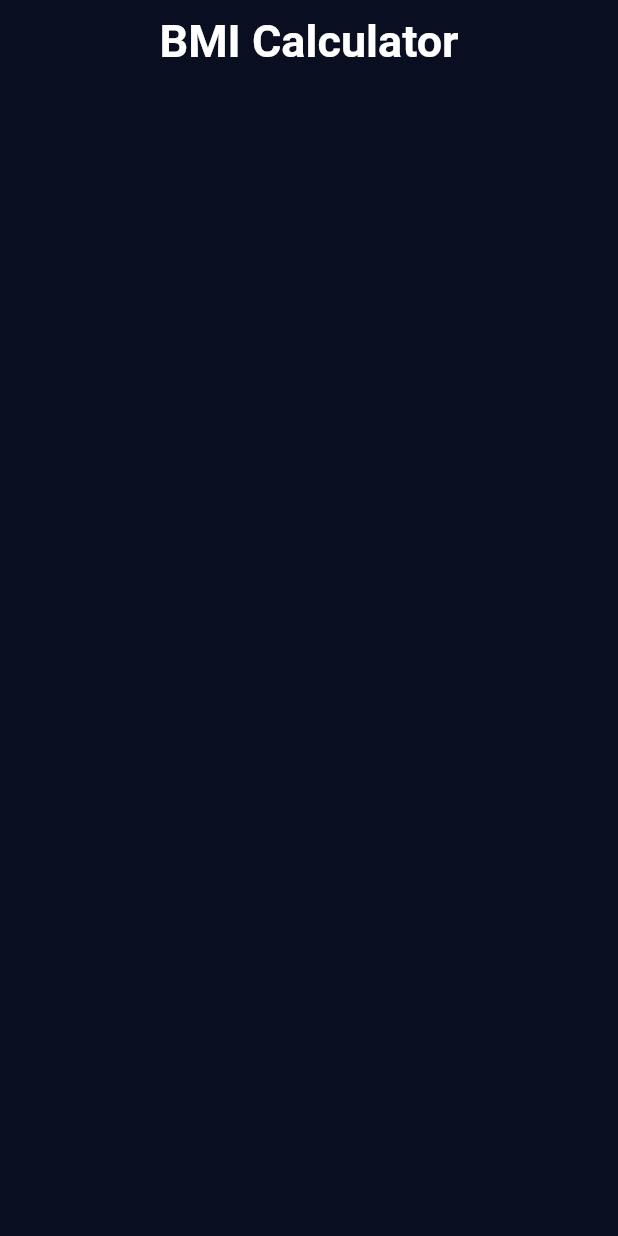
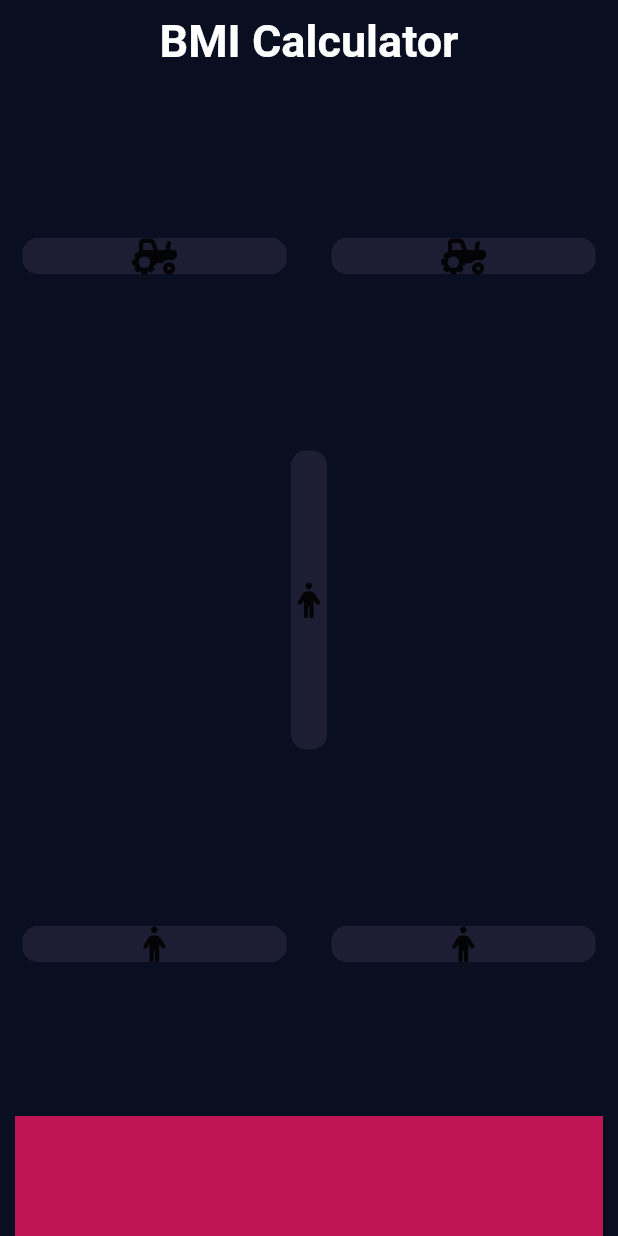
Before and after one commit to tienluan02/bmi_calculator, a Flutter app: the screen it shows after launch, on a phone screen of 412 x 824 dp. Run offline on Flutter 3.47's test engine with Material 3 defaults, Android fonts, the phone set to English and light mode, and no system bars; our stand-ins replace font_awesome_flutter.

Commit message:
const vs final

```diff
--- a/bmi_calculator_app/lib/NameInput.dart
+++ /dev/null
@@ -1,62 +0,0 @@
-import 'package:flutter/material.dart';
-import 'ReuseableCard.dart';
-
-class MainPage extends StatefulWidget {
-  const MainPage({super.key});
-
-  @override
-  State<MainPage> createState() => _MainPageState();
-}
-
-class _MainPageState extends State<MainPage> {
-  @override
-  Widget build(BuildContext context) {
-    return Scaffold(
-        appBar: AppBar(
-          backgroundColor: Color(0xFF0A0E21),
-          title: const Center(
-            child: Text(
-              'BMI Calculator',
-              style: TextStyle(
-                fontSize: 30,
-                fontWeight: FontWeight.bold,
-                color: Colors.white,
-              ),
-            ),
-          ),
-        ),
-        body: SafeArea(
-          child: Column(
-            children: [
-              Expanded(
-                child: Row(
-                  children: [
-                    Expanded(
-                      child: CreateContainer(colour: Color(0xFF0A0E21)),
-                    ),
-                    Expanded(
-                      child: CreateContainer(colour: Color(0xFF0A0E21)),
-                    ),
-                  ],
-                ),
-              ),
-              Expanded(
-                child: CreateContainer(colour: Color(0xFF0A0E21)),
-              ),
-              Expanded(
-                child: Row(
-                  children: [
-                    Expanded(
-                      child: CreateContainer(colour: Color(0xFF0A0E21)),
-                    ),
-                    Expanded(
-                      child: CreateContainer(colour: Color(0xFF0A0E21)),
-                    ),
-                  ],
-                ),
-              ),
-            ],
-          ),
-        ));
-  }
-}
--- a/bmi_calculator_app/lib/ReuseableCard.dart
+++ /dev/null
@@ -1,17 +0,0 @@
-import 'package:flutter/cupertino.dart';
-
-class CreateContainer extends StatelessWidget {
-  CreateContainer({required this.colour});
-
-  Color colour;
-
-  @override
-  Widget build(BuildContext context) {
-    return Container(
-        margin: EdgeInsets.all(15),
-        decoration: BoxDecoration(
-          borderRadius: BorderRadius.circular(10),
-          color: colour,
-        ));
-  }
-}
--- a/bmi_calculator_app/lib/main.dart
+++ b/bmi_calculator_app/lib/main.dart
@@ -1,5 +1,5 @@
 import 'package:flutter/material.dart';
-import 'NameInput.dart';
+import 'name_input.dart';
 
 void main() {
   runApp(const BMICalculator());
@@ -14,9 +14,9 @@ class BMICalculator extends StatelessWidget {
       debugShowCheckedModeBanner: false,
       theme: ThemeData(
         // primaryColor: Color(0xFF0A0E21),
-        scaffoldBackgroundColor: Color(0xFF0A0E21),
+        scaffoldBackgroundColor: const Color(0xFF0A0E21),
       ),
-      home: MainPage(),
+      home: const NameInput(),
     );
   }
 }
--- /dev/null
+++ b/bmi_calculator_app/lib/name_input.dart
@@ -0,0 +1,92 @@
+import 'package:flutter/material.dart';
+import 'reusable_card.dart';
+import 'package:font_awesome_flutter/font_awesome_flutter.dart';
+
+const double bottomContainerHeight = 80;
+const colorContainerValue = Color(0xFF1D1E33);
+const colorBottomContainer = Color(0xFFBE1555);
+
+class NameInput extends StatefulWidget {
+  const NameInput({super.key});
+
+  @override
+  State<NameInput> createState() => _NameInputState();
+}
+
+class _NameInputState extends State<NameInput> {
+  @override
+  Widget build(BuildContext context) {
+    return Scaffold(
+        appBar: AppBar(
+          backgroundColor: const Color(0xFF0A0E21),
+          title: const Center(
+            child: Text(
+              'BMI Calculator',
+              style: TextStyle(
+                fontSize: 30,
+                fontWeight: FontWeight.bold,
+                color: Colors.white,
+              ),
+            ),
+          ),
+        ),
+        body: SafeArea(
+          child: Column(
+            children: [
+              Expanded(
+                child: Row(
+                  children: [
+                    Expanded(
+                      child: CreateContainer(
+                          colour: colorContainerValue,
+                        cardChild: Icon(
+                            FontAwesomeIcons.tractor),
+                      ),
+                    ),
+                    Expanded(
+                      child: CreateContainer(
+                        colour: colorContainerValue,
+                        cardChild: Icon(
+                            FontAwesomeIcons.tractor),
+                      ),
+                    ),
+                  ],
+                ),
+              ),
+              Expanded(
+                child: CreateContainer(
+                  colour: colorContainerValue,
+                  cardChild: Icon(
+                      FontAwesomeIcons.person),
+                ),
+              ),
+              Expanded(
+                child: Row(
+                  children: [
+                    Expanded(
+                      child: CreateContainer(
+                        colour: colorContainerValue,
+                        cardChild: Icon(
+                            FontAwesomeIcons.person),
+                      ),
+                    ),
+                    Expanded(
+                      child: CreateContainer(
+                        colour: colorContainerValue,
+                        cardChild: Icon(
+                            FontAwesomeIcons.person),
+                      ),
+                    ),
+                  ],
+                ),
+              ), Container(
+                color: colorBottomContainer,
+                margin: EdgeInsets.symmetric(horizontal: 10),
+                width: double.infinity,
+                height: bottomContainerHeight,
+              )
+            ],
+          ),
+        ));
+  }
+}
--- /dev/null
+++ b/bmi_calculator_app/lib/reusable_card.dart
@@ -0,0 +1,20 @@
+import 'package:flutter/cupertino.dart';
+
+class CreateContainer extends StatelessWidget {
+  const CreateContainer({required this.colour, required this.cardChild});
+
+  final Color colour;
+  final Widget cardChild;
+
+  @override
+  Widget build(BuildContext context) {
+    return Container(
+      margin: const EdgeInsets.all(15),
+      decoration: BoxDecoration(
+        borderRadius: BorderRadius.circular(10),
+        color: colour,
+      ),
+      child: cardChild,
+    );
+  }
+}
--- a/bmi_calculator_app/pubspec.yaml
+++ b/bmi_calculator_app/pubspec.yaml
@@ -35,6 +35,7 @@ dependencies:
   # The following adds the Cupertino Icons font to your application.
   # Use with the CupertinoIcons class for iOS style icons.
   cupertino_icons: ^1.0.6
+  font_awesome_flutter: ^10.7.0
 
 dev_dependencies:
   flutter_test:
```
Also changed, not shown: bmi_calculator_app/pubspec.lock.
